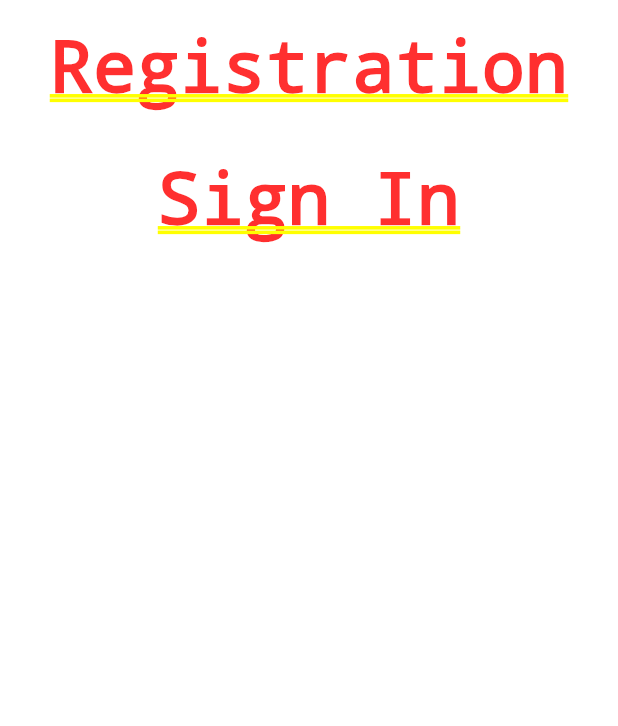
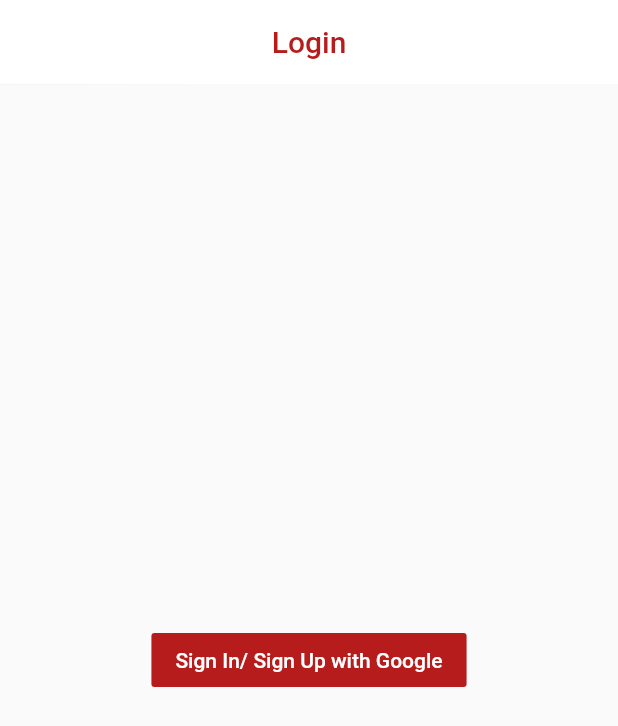
Before and after one commit to SergioEstebanPi/ecommerce-flutter, a Flutter app: the screen it shows after launch, on a phone screen of 412 x 824 dp. Shown: the top 726 px of the screen. Run offline on Flutter 3.47's test engine with Material 2 defaults, Android fonts, the phone set to English and light mode, and no system bars; our stand-ins replace carousel_pro, cloud_firestore, firebase_auth, firebase_core, fluttertoast, google_sign_in and 1 more; accounts and stored records are empty.

Commit message:
Ajusto el uso de Firebase y agrego estilos a la pantalla de login

```diff
--- a/lib/pages/login.dart
+++ b/lib/pages/login.dart
@@ -1,7 +1,7 @@
 import 'package:flutter/material.dart';
 import 'package:shared_preferences/shared_preferences.dart';
 import 'package:fluttertoast/fluttertoast.dart';
-import 'package:firebase_auth/firebase_auth.dart';
+import 'package:firebase_auth/firebase_auth.dart' as auth;
 import 'package:google_sign_in/google_sign_in.dart';
 import 'package:cloud_firestore/cloud_firestore.dart';
 import 'home.dart';
@@ -13,7 +13,7 @@ class Login extends StatefulWidget {
 
 class _LoginState extends State<Login> {
   final GoogleSignIn googleSignIn = new GoogleSignIn();
-  final FirebaseAuth firebaseAuth = FirebaseAuth.instance;
+  final auth.FirebaseAuth firebaseAuth = auth.FirebaseAuth.instance;
   SharedPreferences preferences;
   bool loading = false;
   bool isLogedin = false;
@@ -22,24 +22,6 @@ class _LoginState extends State<Login> {
     super.initState();
     isSignedIn();
   }
-  void isSignedIn() async {
-    setState((){
-      loading = true;
-    });
-    preferences = await SharedPreferences.getInstance();
-    isLogedin = await googleSignIn.isSignedIn();
-    if(isLogedin){
-      Navigator.pushReplacement(
-          context,
-          MaterialPageRoute(
-              builder: (context) => HomePage(),
-          )
-      );
-    }
-    setState((){
-      loading: false;
-    });
-  }
   Future handleSignIn() async{
     preferences = await SharedPreferences.getInstance();
     setState(() {
@@ -47,31 +29,35 @@ class _LoginState extends State<Login> {
     });
     GoogleSignInAccount googleUser = await googleSignIn.signIn();
     GoogleSignInAuthentication googleSignInAuthentication = await googleUser.authentication;
-    final AuthCredential credential = GoogleAuthProvider.getCredential(
+    final auth.AuthCredential credential = auth.GoogleAuthProvider.credential(
       accessToken: googleSignInAuthentication .accessToken,
       idToken: googleSignInAuthentication.idToken,
     );
-    FirebaseUser firebaseUser = (await firebaseAuth.signInWithCredential(credential)) as FirebaseUser;
+    auth.UserCredential userCredential = await firebaseAuth.signInWithCredential(credential);
+    auth.User firebaseUser = userCredential.user;
+    Fluttertoast.showToast(msg: "" + userCredential.toString());
+    Fluttertoast.showToast(msg: "" + firebaseUser.displayName);
+    //User firebaseUser = () as User;
     if(firebaseUser != null){
-      final QuerySnapshot result = await Firestore.instance
+      final QuerySnapshot result = await FirebaseFirestore.instance
           .collection("users")
           .where(
             "id",
             isEqualTo: firebaseUser.uid
-        ).getDocuments();
-      final List<DocumentSnapshot> documents = result.documents;
+        ).get();
+      final List<DocumentSnapshot> documents = result.docs;
       if(documents.length == 0) {
         // insert the user to our collection
-        Firestore.instance.collection("users")
-            .document(firebaseUser.uid)
-            .setData({
+        FirebaseFirestore.instance.collection("users")
+            .doc(firebaseUser.uid)
+            .set({
               "id": firebaseUser.uid,
               "username": firebaseUser.displayName,
-              "profilePicture": firebaseUser.photoUrl
+              "profilePicture": firebaseUser.photoURL
             });
         await preferences.setString("id", firebaseUser.uid);
         await preferences.setString("username", firebaseUser.displayName);
-        await preferences.setString("profilePicture", firebaseUser.photoUrl);
+        await preferences.setString("profilePicture", firebaseUser.photoURL);
       } else {
         await preferences.setString("id", documents[0]['id']);
         await preferences.setString("username", documents[0]['username']);
@@ -83,25 +69,70 @@ class _LoginState extends State<Login> {
       });
 
     } else {
-
+      Fluttertoast.showToast(msg: "You are not logged");
     }
+  }
+  void isSignedIn() async {
+    Fluttertoast.showToast(msg: "Firebase login");
+    preferences = await SharedPreferences.getInstance();
+    isLogedin = await googleSignIn.isSignedIn();
+    if(isLogedin){
+      Navigator.pushReplacement(
+          context,
+          MaterialPageRoute(
+              builder: (context) => HomePage(),
+          )
+      );
+    } else {
+      Fluttertoast.showToast(msg: "You are not lg");
+    }
+    setState(() {
+      loading: false;
+    });
   }
   @override
   Widget build(BuildContext context) {
-    return Column(
-      crossAxisAlignment: CrossAxisAlignment.start,
-      children: <Widget>[
-        Container(
-          child: Text('Registration'),
-          padding: const EdgeInsets.all(16),
-          alignment: Alignment.center,
+    return Scaffold(
+      appBar:  AppBar(
+      elevation: 0.1,
+      backgroundColor: Colors.white,
+      centerTitle: true,
+      title: Text(
+        'Login',
+        style: TextStyle(
+          color: Colors.red.shade900
         ),
-        Container(
-          child: Text('Sign In'),
-          padding: const EdgeInsets.all(16),
-          alignment: Alignment.center,
-        ),
-      ],
+      ),
+      ),
+      body: Stack(
+        children: [
+          Center(
+            child: FlatButton(
+              color: Colors.red.shade900,
+              onPressed: () {
+                handleSignIn();
+                Fluttertoast.showToast(msg: "click");
+              },
+              child: Text(
+                'Sign In/ Sign Up with Google',
+                style: TextStyle(
+                  color: Colors.white
+                ),
+              ),
+
+            ),
+          ),
+          Visibility(
+            visible: loading ?? true,
+            child: Container(
+              color: Colors.white.withOpacity(0.7),
+              child: CircularProgressIndicator(
+                valueColor: AlwaysStoppedAnimation(Colors.red),
+              ),
+            )
+          )
+        ],
+      ),
     );
   }
 }
--- a/pubspec.yaml
+++ b/pubspec.yaml
@@ -30,6 +30,7 @@ dependencies:
   google_sign_in: ^4.5.4
   shared_preferences: ^0.5.12
   fluttertoast: ^7.1.1
+  permission_handler: ^3.2.1+1
 
   # The following adds the Cupertino Icons font to your application.
   # Use with the CupertinoIcons class for iOS style icons.
```
Also changed, not shown: pubspec.lock.
